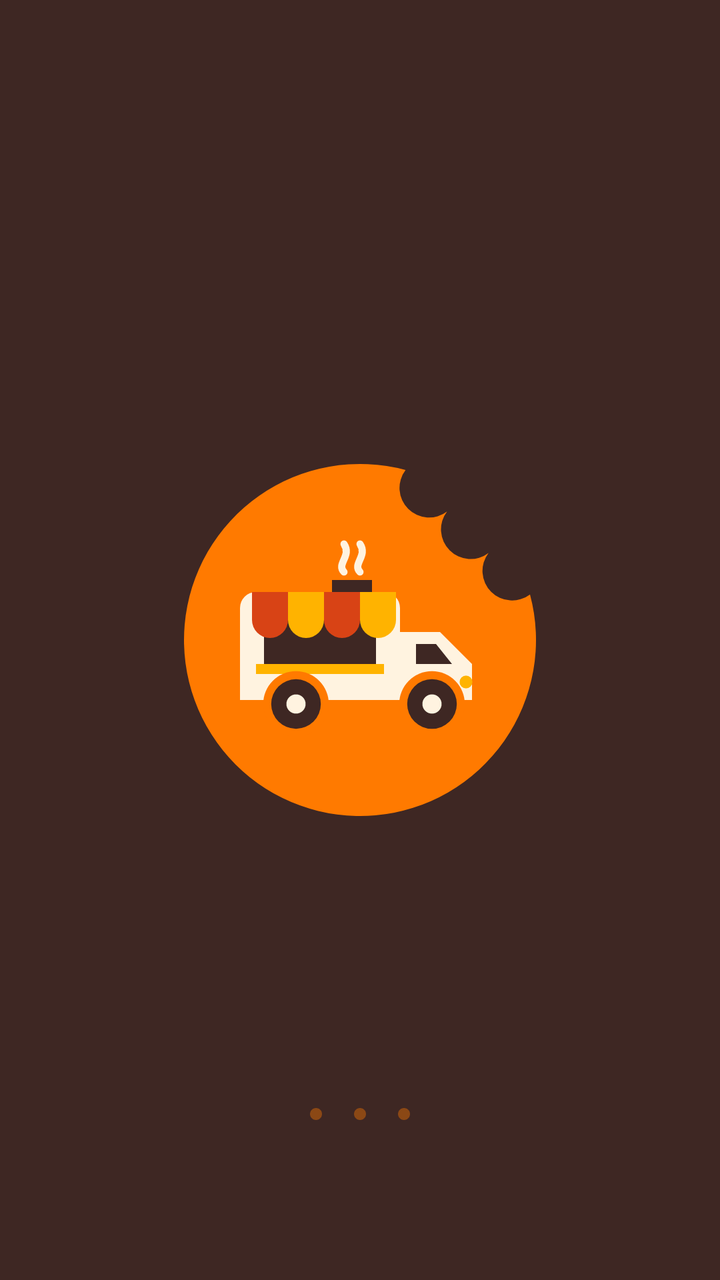
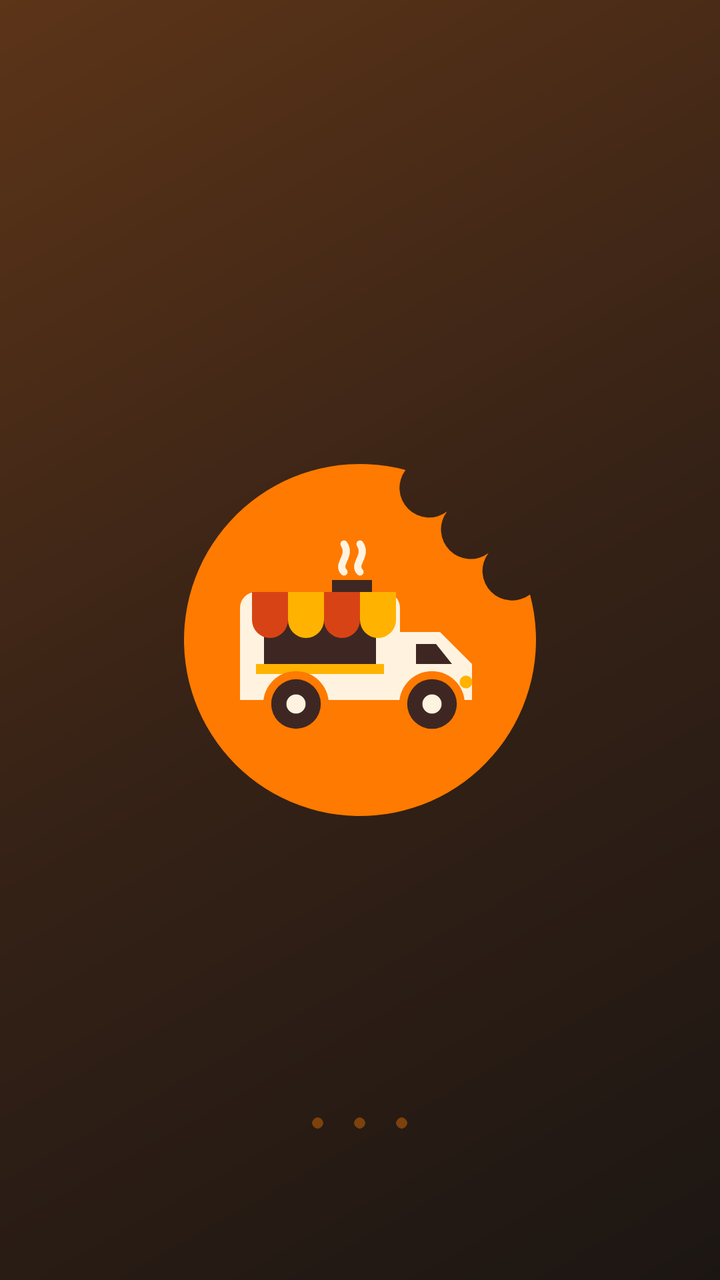

The first picture is an Android layout as it rendered before a commit; the second is the same layout after the commit. The layout source and the unified diff follow.
<!-- AndroidManifest.xml: activity theme Theme.StreetBite.Starting -->
<!-- res/layout/activity_splash.xml -->
<RelativeLayout xmlns:android="http://schemas.android.com/apk/res/android" android:layout_width="match_parent" android:layout_height="match_parent" android:background="#3E2723" android:clipChildren="false" android:clipToPadding="false">
    
    <FrameLayout android:id="@+id/contenedorLogo" android:layout_width="216dp" android:layout_height="216dp" android:layout_centerInParent="true" android:clipChildren="false" android:clipToPadding="false">
        
        <View android:id="@+id/viewPulso1" android:layout_width="176dp" android:layout_height="176dp" android:layout_gravity="center" android:alpha="0" android:background="@drawable/bg_splash_pulso"/>
        <View android:id="@+id/viewPulso2" android:layout_width="176dp" android:layout_height="176dp" android:layout_gravity="center" android:alpha="0" android:background="@drawable/bg_splash_pulso"/>
        <ImageView android:id="@+id/imgLogoSplash" android:layout_width="match_parent" android:layout_height="match_parent" android:contentDescription="Logo de StreetBite" android:scaleType="fitCenter" android:src="@drawable/ic_streetbite_logo"/>
    </FrameLayout>
    
    <LinearLayout android:layout_width="match_parent" android:layout_height="wrap_content" android:layout_below="@id/contenedorLogo" android:layout_marginTop="12dp" android:gravity="center_horizontal" android:orientation="vertical">
        <TextView android:id="@+id/txtNombreSplash" android:layout_width="wrap_content" android:layout_height="wrap_content" android:alpha="0" android:fontFamily="sans-serif-black" android:text="StreetBite" android:textColor="#FFF3E0" android:textSize="40sp"/>
        <TextView android:id="@+id/txtLemaSplash" android:layout_width="wrap_content" android:layout_height="wrap_content" android:layout_marginTop="6dp" android:alpha="0" android:gravity="center" android:letterSpacing="0.05" android:text="Encuentra tu próximo foodtruck" android:textColor="#D7CCC8" android:textSize="15sp"/>
    </LinearLayout>
    
    <LinearLayout android:layout_width="wrap_content" android:layout_height="wrap_content" android:layout_alignParentBottom="true" android:layout_centerHorizontal="true" android:layout_marginBottom="72dp" android:orientation="horizontal">
        <View android:id="@+id/punto1" android:layout_width="10dp" android:layout_height="10dp" android:layout_margin="6dp" android:alpha="0.4" android:background="@drawable/bg_splash_dot" android:scaleX="0.6" android:scaleY="0.6"/>
        <View android:id="@+id/punto2" android:layout_width="10dp" android:layout_height="10dp" android:layout_margin="6dp" android:alpha="0.4" android:background="@drawable/bg_splash_dot" android:scaleX="0.6" android:scaleY="0.6"/>
        <View android:id="@+id/punto3" android:layout_width="10dp" android:layout_height="10dp" android:layout_margin="6dp" android:alpha="0.4" android:background="@drawable/bg_splash_dot" android:scaleX="0.6" android:scaleY="0.6"/>
    </LinearLayout>
</RelativeLayout>
<!-- resources referenced by this layout -->
<resources>
  <!-- drawable bg_splash_dot (drawable) -->
  <?xml version="1.0" encoding="utf-8"?>
  <shape xmlns:android="http://schemas.android.com/apk/res/android"
      android:shape="oval">
      <solid android:color="#FF7A00" />
  </shape>
  <!-- drawable bg_splash_pulso (drawable) -->
  <?xml version="1.0" encoding="utf-8"?>
  <shape xmlns:android="http://schemas.android.com/apk/res/android"
      android:shape="oval">
      <solid android:color="#00000000" />
      <stroke
          android:width="3dp"
          android:color="#FF7A00" />
  </shape>
  <!-- drawable ic_streetbite_logo: vector/xml drawable (drawable, 2789 chars, omitted) -->
  <style name="Theme.StreetBite.Starting" parent="Theme.SplashScreen">
          <item name="windowSplashScreenBackground">#3E2723</item>
          <item name="windowSplashScreenAnimatedIcon">@drawable/ic_splash_icon</item>
          <item name="postSplashScreenTheme">@style/Theme.StreetBite</item>
      </style>
  <!-- drawable ic_splash_icon (drawable) -->
  <?xml version="1.0" encoding="utf-8"?>
  <inset xmlns:android="http://schemas.android.com/apk/res/android"
      android:drawable="@drawable/ic_streetbite_logo"
      android:insetLeft="12%"
      android:insetTop="12%"
      android:insetRight="12%"
      android:insetBottom="12%" />
  <style name="Theme.StreetBite" parent="Theme.AppCompat.Light.NoActionBar">
          
          <item name="android:windowActivityTransitions">true</item>
          <item name="android:windowContentTransitions">true</item>
      </style>
</resources>

<!-- the commit's change to res/layout/activity_splash.xml (unified diff, before → after) -->
@@ -1,20 +1,119 @@
-<RelativeLayout xmlns:android="http://schemas.android.com/apk/res/android" android:layout_width="match_parent" android:layout_height="match_parent" android:background="#3E2723" android:clipChildren="false" android:clipToPadding="false">
+<?xml version="1.0" encoding="utf-8"?>
+<RelativeLayout xmlns:android="http://schemas.android.com/apk/res/android"
+    android:layout_width="match_parent"
+    android:layout_height="match_parent"
+    android:background="@drawable/bg_hero_logo"
+    android:clipChildren="false"
+    android:clipToPadding="false">
+
     
-    <FrameLayout android:id="@+id/contenedorLogo" android:layout_width="216dp" android:layout_height="216dp" android:layout_centerInParent="true" android:clipChildren="false" android:clipToPadding="false">
+    <FrameLayout
+        android:id="@+id/contenedorLogo"
+        android:layout_width="216dp"
+        android:layout_height="216dp"
+        android:layout_centerInParent="true"
+        android:clipChildren="false"
+        android:clipToPadding="false">
+
         
-        <View android:id="@+id/viewPulso1" android:layout_width="176dp" android:layout_height="176dp" android:layout_gravity="center" android:alpha="0" android:background="@drawable/bg_splash_pulso"/>
-        <View android:id="@+id/viewPulso2" android:layout_width="176dp" android:layout_height="176dp" android:layout_gravity="center" android:alpha="0" android:background="@drawable/bg_splash_pulso"/>
-        <ImageView android:id="@+id/imgLogoSplash" android:layout_width="match_parent" android:layout_height="match_parent" android:contentDescription="Logo de StreetBite" android:scaleType="fitCenter" android:src="@drawable/ic_streetbite_logo"/>
+        <View
+            android:id="@+id/viewPulso1"
+            android:layout_width="176dp"
+            android:layout_height="176dp"
+            android:layout_gravity="center"
+            android:alpha="0"
+            android:background="@drawable/bg_splash_pulso" />
+
+        <View
+            android:id="@+id/viewPulso2"
+            android:layout_width="176dp"
+            android:layout_height="176dp"
+            android:layout_gravity="center"
+            android:alpha="0"
+            android:background="@drawable/bg_splash_pulso" />
+
+        <ImageView
+            android:id="@+id/imgLogoSplash"
+            android:layout_width="match_parent"
+            android:layout_height="match_parent"
+            android:contentDescription="Logo de StreetBite"
+            android:scaleType="fitCenter"
+            android:src="@drawable/ic_streetbite_logo" />
     </FrameLayout>
+
     
-    <LinearLayout android:layout_width="match_parent" android:layout_height="wrap_content" android:layout_below="@id/contenedorLogo" android:layout_marginTop="12dp" android:gravity="center_horizontal" android:orientation="vertical">
-        <TextView android:id="@+id/txtNombreSplash" android:layout_width="wrap_content" android:layout_height="wrap_content" android:alpha="0" android:fontFamily="sans-serif-black" android:text="StreetBite" android:textColor="#FFF3E0" android:textSize="40sp"/>
-        <TextView android:id="@+id/txtLemaSplash" android:layout_width="wrap_content" android:layout_height="wrap_content" android:layout_marginTop="6dp" android:alpha="0" android:gravity="center" android:letterSpacing="0.05" android:text="Encuentra tu próximo foodtruck" android:textColor="#D7CCC8" android:textSize="15sp"/>
+    <LinearLayout
+        android:layout_width="match_parent"
+        android:layout_height="wrap_content"
+        android:layout_below="@id/contenedorLogo"
+        android:layout_marginTop="12dp"
+        android:gravity="center_horizontal"
+        android:orientation="vertical"
+        android:paddingStart="24dp"
+        android:paddingEnd="24dp">
+
+        <TextView
+            android:id="@+id/txtNombreSplash"
+            android:layout_width="wrap_content"
+            android:layout_height="wrap_content"
+            android:alpha="0"
+            android:fontFamily="sans-serif-black"
+            android:letterSpacing="-0.02"
+            android:text="StreetBite"
+            android:textColor="#FFF8F0"
+            android:textSize="38sp" />
+
+        <TextView
+            android:id="@+id/txtLemaSplash"
+            android:layout_width="wrap_content"
+            android:layout_height="wrap_content"
+            android:layout_marginTop="6dp"
+            android:alpha="0"
+            android:gravity="center"
+            android:letterSpacing="0.03"
+            android:text="Encuentra tu próximo foodtruck"
+            android:textColor="#D7CCC8"
+            android:textSize="14sp" />
     </LinearLayout>
+
     
-    <LinearLayout android:layout_width="wrap_content" android:layout_height="wrap_content" android:layout_alignParentBottom="true" android:layout_centerHorizontal="true" android:layout_marginBottom="72dp" android:orientation="horizontal">
-        <View android:id="@+id/punto1" android:layout_width="10dp" android:layout_height="10dp" android:layout_margin="6dp" android:alpha="0.4" android:background="@drawable/bg_splash_dot" android:scaleX="0.6" android:scaleY="0.6"/>
-        <View android:id="@+id/punto2" android:layout_width="10dp" android:layout_height="10dp" android:layout_margin="6dp" android:alpha="0.4" android:background="@drawable/bg_splash_dot" android:scaleX="0.6" android:scaleY="0.6"/>
-        <View android:id="@+id/punto3" android:layout_width="10dp" android:layout_height="10dp" android:layout_margin="6dp" android:alpha="0.4" android:background="@drawable/bg_splash_dot" android:scaleX="0.6" android:scaleY="0.6"/>
+    <LinearLayout
+        android:layout_width="wrap_content"
+        android:layout_height="wrap_content"
+        android:layout_alignParentBottom="true"
+        android:layout_centerHorizontal="true"
+        android:layout_marginBottom="68dp"
+        android:orientation="horizontal">
+
+        <View
+            android:id="@+id/punto1"
+            android:layout_width="9dp"
+            android:layout_height="9dp"
+            android:layout_margin="6dp"
+            android:alpha="0.4"
+            android:background="@drawable/bg_splash_dot"
+            android:scaleX="0.6"
+            android:scaleY="0.6" />
+
+        <View
+            android:id="@+id/punto2"
+            android:layout_width="9dp"
+            android:layout_height="9dp"
+            android:layout_margin="6dp"
+            android:alpha="0.4"
+            android:background="@drawable/bg_splash_dot"
+            android:scaleX="0.6"
+            android:scaleY="0.6" />
+
+        <View
+            android:id="@+id/punto3"
+            android:layout_width="9dp"
+            android:layout_height="9dp"
+            android:layout_margin="6dp"
+            android:alpha="0.4"
+            android:background="@drawable/bg_splash_dot"
+            android:scaleX="0.6"
+            android:scaleY="0.6" />
     </LinearLayout>
+
 </RelativeLayout>
<!-- resource entries referenced after the edit -->
@@ -1,5 +1,15 @@
 <!-- resources referenced by this layout -->
 <resources>
+  <!-- drawable bg_hero_logo (drawable) -->
+  <?xml version="1.0" encoding="utf-8"?>
+  <shape xmlns:android="http://schemas.android.com/apk/res/android"
+      android:shape="rectangle">
+      <gradient
+          android:angle="315"
+          android:centerColor="#362216"
+          android:endColor="#1C1613"
+          android:startColor="#5C3418" />
+  </shape>
   <!-- drawable bg_splash_dot (drawable) -->
   <?xml version="1.0" encoding="utf-8"?>
   <shape xmlns:android="http://schemas.android.com/apk/res/android"
@@ -17,7 +27,7 @@
   </shape>
   <!-- drawable ic_streetbite_logo: vector/xml drawable (drawable, 2789 chars, omitted) -->
   <style name="Theme.StreetBite.Starting" parent="Theme.SplashScreen">
-          <item name="windowSplashScreenBackground">#3E2723</item>
+          <item name="windowSplashScreenBackground">#1C1613</item>
           <item name="windowSplashScreenAnimatedIcon">@drawable/ic_splash_icon</item>
           <item name="postSplashScreenTheme">@style/Theme.StreetBite</item>
       </style>
@@ -29,10 +39,18 @@
       android:insetTop="12%"
       android:insetRight="12%"
       android:insetBottom="12%" />
-  <style name="Theme.StreetBite" parent="Theme.AppCompat.Light.NoActionBar">
+  <style name="Theme.StreetBite" parent="Theme.AppCompat.NoActionBar">
+          <item name="colorPrimary">@color/sb_naranja</item>
+          <item name="colorPrimaryDark">@color/sb_crema</item>
+          <item name="colorAccent">@color/sb_naranja</item>
+          <item name="android:windowBackground">@color/sb_crema</item>
+          <item name="android:statusBarColor">@android:color/transparent</item>
+          <item name="android:windowLightStatusBar">false</item>
           
           <item name="android:windowActivityTransitions">true</item>
           <item name="android:windowContentTransitions">true</item>
       </style>
+  <color name="sb_naranja">#FFB020</color>
+  <color name="sb_crema">#1C1613</color>
 </resources>
 
